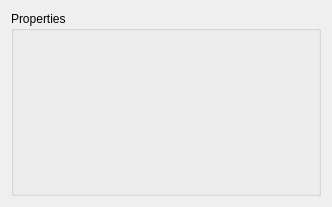
The window that DTL/gui/widgets/views/propertieseditor.ui (rocktavious/DevToolsLib) describes before a commit, drawn with Qt 5.
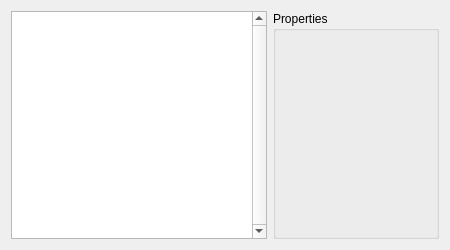
The same window after the commit.

```diff
--- a/DTL/gui/widgets/views/propertieseditor.ui
+++ b/DTL/gui/widgets/views/propertieseditor.ui
@@ -6,15 +6,40 @@
    <rect>
     <x>0</x>
     <y>0</y>
-    <width>332</width>
-    <height>207</height>
+    <width>450</width>
+    <height>250</height>
    </rect>
   </property>
   <property name="windowTitle">
    <string>Properties Editor</string>
   </property>
-  <layout class="QGridLayout" name="gridLayout">
-   <item row="0" column="0">
+  <layout class="QHBoxLayout" name="horizontalLayout">
+   <item>
+    <layout class="QVBoxLayout" name="mainLayout"/>
+   </item>
+   <item>
+    <widget class="QTreeView" name="treeView">
+     <property name="frameShape">
+      <enum>QFrame::StyledPanel</enum>
+     </property>
+     <property name="frameShadow">
+      <enum>QFrame::Sunken</enum>
+     </property>
+     <property name="lineWidth">
+      <number>1</number>
+     </property>
+     <property name="midLineWidth">
+      <number>0</number>
+     </property>
+     <property name="verticalScrollBarPolicy">
+      <enum>Qt::ScrollBarAlwaysOn</enum>
+     </property>
+     <property name="sortingEnabled">
+      <bool>false</bool>
+     </property>
+    </widget>
+   </item>
+   <item>
     <widget class="QScrollArea" name="scrollArea">
      <property name="frameShape">
       <enum>QFrame::NoFrame</enum>
@@ -30,8 +55,8 @@
        <rect>
         <x>0</x>
         <y>0</y>
-        <width>308</width>
-        <height>183</height>
+        <width>162</width>
+        <height>232</height>
        </rect>
       </property>
       <layout class="QVBoxLayout" name="verticalLayout_2">
```
